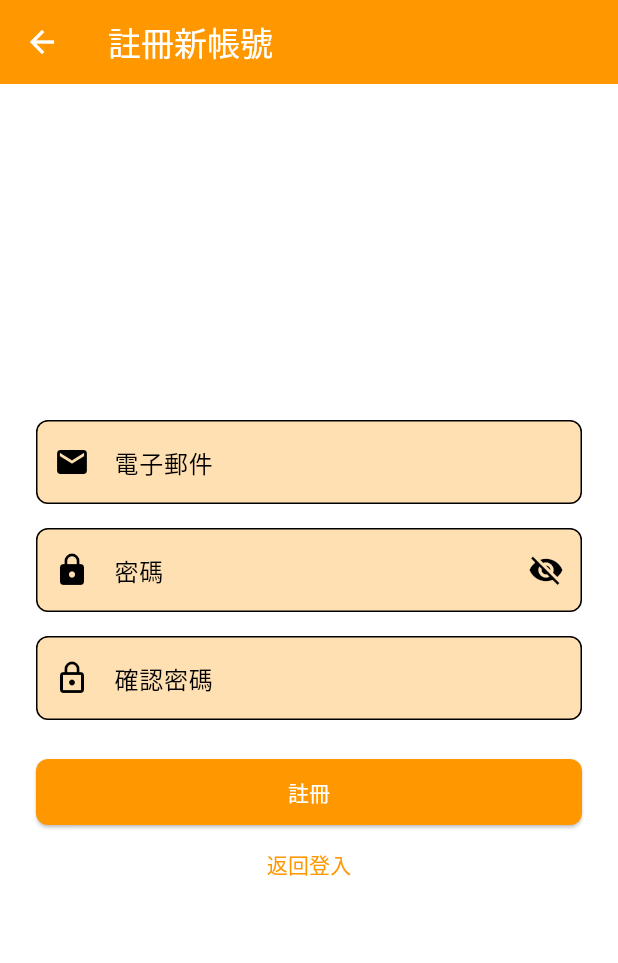
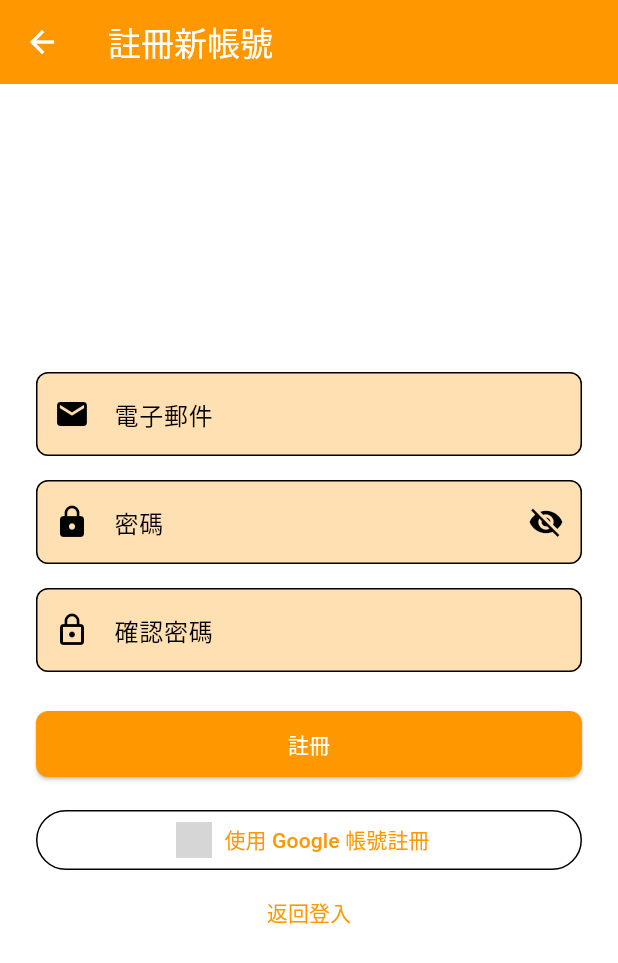
Before and after one commit to 3dw/auto30_next, a Flutter app: the RegisterScreen screen opened directly, on a phone screen of 412 x 824 dp. Shown: the top 963 px of the screen. Run offline on Flutter 3.47's test engine with Material 3 defaults, Android fonts, the phone set to English and light mode, and no system bars; our stand-ins replace firebase_auth, firebase_core, google_sign_in; accounts and stored records are empty; network calls fail; grey boxes are pictures that could not be loaded.

Commit message:
完成 google 註冊 但註冊成功之後不會自動導入主頁面

```diff
--- a/lib/features/auth/presentation/screens/register_screen.dart
+++ b/lib/features/auth/presentation/screens/register_screen.dart
@@ -121,6 +121,17 @@ class _RegisterScreenState extends State<RegisterScreen> {
                         ? const CircularProgressIndicator()
                         : const Text('註冊'),
                   ),
+                  const SizedBox(height: 16),
+                  OutlinedButton.icon(
+                    onPressed: authProvider.isLoading
+                        ? null
+                        : () => authProvider.signInWithGoogle(),
+                    icon: Image.network(
+                      'https://www.google.com/favicon.ico',
+                      height: 24,
+                    ),
+                    label: const Text('使用 Google 帳號註冊'),
+                  ),
                   TextButton(
                     onPressed: () => Navigator.of(context).pop(),
                     child: const Text('返回登入'),
```
Also changed, not shown: 1 other file.
